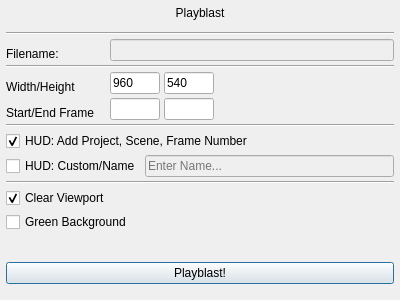
First picture: the form in src/calabash/scripts/calabash/views/UI/playblast.ui, repository thomasjmoore/Calabash-Tools, before the edit.
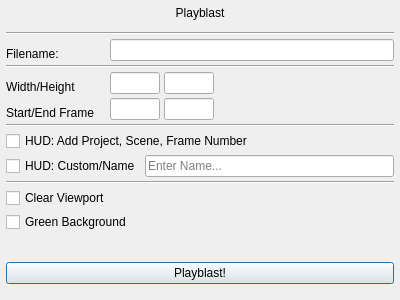
Second picture: the form after the edit.

Diff of the .ui file:
```diff
--- a/src/calabash/scripts/calabash/views/UI/playblast.ui
+++ b/src/calabash/scripts/calabash/views/UI/playblast.ui
@@ -109,7 +109,7 @@
        <item>
         <widget class="QLineEdit" name="filename_le">
          <property name="enabled">
-          <bool>false</bool>
+          <bool>true</bool>
          </property>
          <property name="readOnly">
           <bool>false</bool>
@@ -170,7 +170,7 @@
           </size>
          </property>
          <property name="text">
-          <string>960</string>
+          <string/>
          </property>
         </widget>
        </item>
@@ -189,7 +189,7 @@
           </size>
          </property>
          <property name="text">
-          <string>540</string>
+          <string/>
          </property>
         </widget>
        </item>
@@ -298,7 +298,7 @@
         <string>HUD: Add Project, Scene, Frame Number</string>
        </property>
        <property name="checked">
-        <bool>true</bool>
+        <bool>false</bool>
        </property>
       </widget>
      </item>
@@ -317,7 +317,7 @@
        <item>
         <widget class="QLineEdit" name="cstmHud_le">
          <property name="enabled">
-          <bool>false</bool>
+          <bool>true</bool>
          </property>
          <property name="text">
           <string/>
@@ -342,7 +342,7 @@
         <string>Clear Viewport</string>
        </property>
        <property name="checked">
-        <bool>true</bool>
+        <bool>false</bool>
        </property>
       </widget>
      </item>
```
